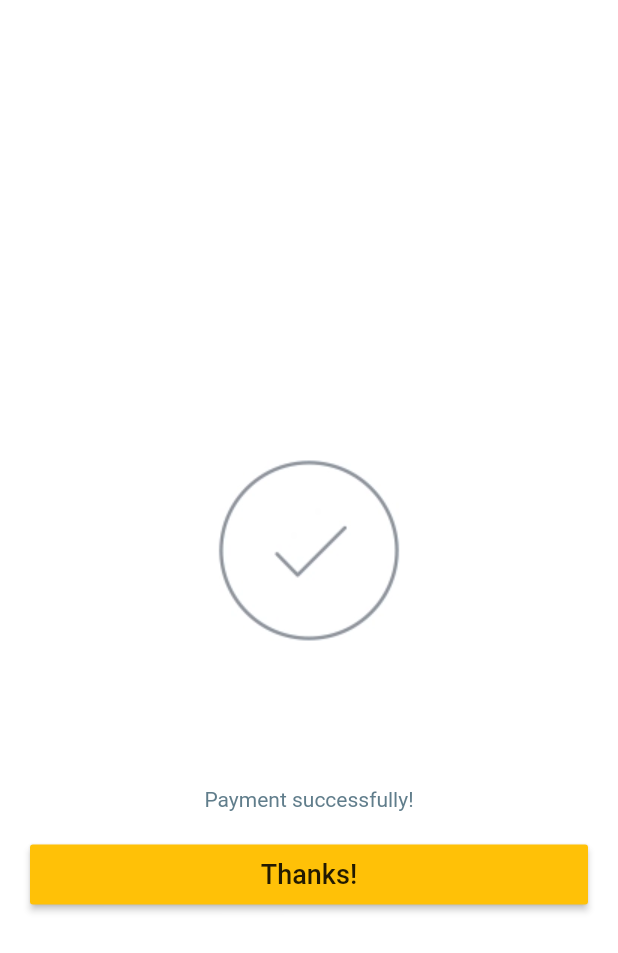
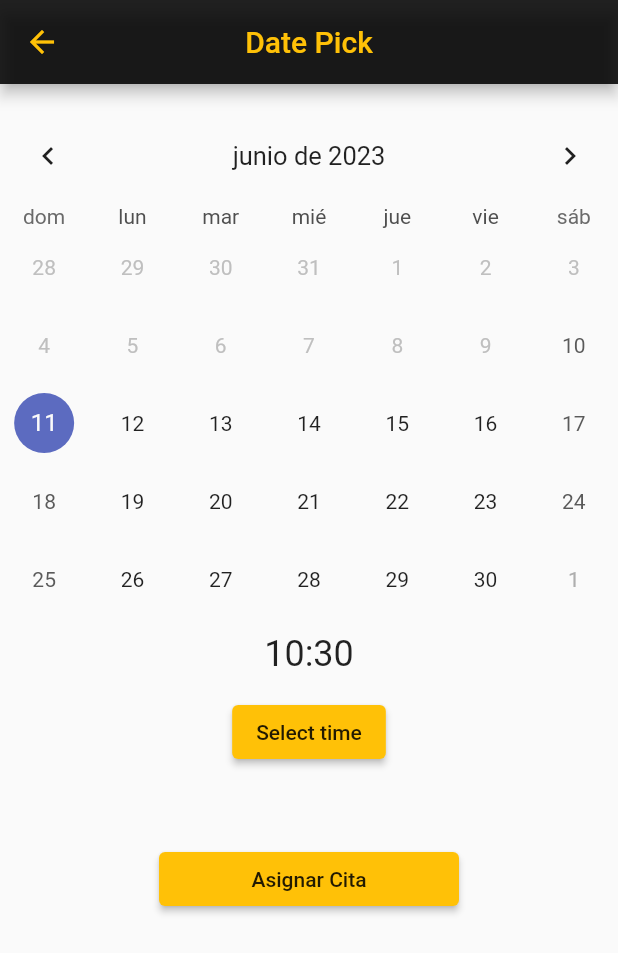
Before and after one commit to Geuberth/BeardCare, a Flutter app: the Payment screen opened by its route, after a tap on "Pay", on a phone screen of 412 x 824 dp. Shown: the top 953 px of the screen. Run offline on Flutter 3.47's test engine with Material 2 defaults, Android fonts, the phone set to English and light mode, and no system bars; drawn by our look-alikes of table_calendar; our stand-ins replace image_picker, intl_phone_field, sqflite; accounts and stored records are empty; network calls fail.

Commit message:
Se agrego selecion de cita y cosas esteticas

```diff
--- a/lib/providers/barbers_provider.dart
+++ b/lib/providers/barbers_provider.dart
@@ -2,7 +2,7 @@ import 'package:beardcare/models/barbers.dart';
 import 'package:flutter/foundation.dart';
 
 class BarbersProvider extends ChangeNotifier {
-  late List<Barber> _barbersList = [];
+  late List<Barber> _barbersList = [Barber(id: 1, name: 'benito', qualification: 4,description: 'Barbero especializado con 10 años de experiencia')];
 
   List<Barber> get barbersList => _barbersList;
 
--- a/lib/screens/choose_screen.dart
+++ b/lib/screens/choose_screen.dart
@@ -31,7 +31,7 @@ class _ChooseScreenState extends State<ChooseScreen> {
 
   void redirectPerson() {
     if (isPressed == true) {
-      Navigator.pushNamed(context, '/LoginClient');
+      Navigator.pushNamed(context, '/RegisterClient');
     }
     setState(() {
       isPressed = false;
@@ -40,7 +40,7 @@ class _ChooseScreenState extends State<ChooseScreen> {
 
   void redirectBarber() {
     if (isPressed1 == true) {
-      Navigator.pushNamed(context, '/LoginBarber');
+      Navigator.pushNamed(context, '/RegisterBarber');
     }
     setState(() {
       isPressed1 = false;
@@ -51,7 +51,7 @@ class _ChooseScreenState extends State<ChooseScreen> {
   Widget build(BuildContext context) {
     return SafeArea(
       child: Scaffold(
-        backgroundColor: Colors.grey[400],
+        backgroundColor: Colors.white,
         body: Center(
           child: Column(
             mainAxisAlignment: MainAxisAlignment.center,
--- a/lib/screens/payment.dart
+++ b/lib/screens/payment.dart
@@ -26,8 +26,7 @@ class _PaymentState extends State<Payment> {
 
   @override
   Widget build(BuildContext context) {
-    var screenSize =
-        MediaQuery.of(context).size; //setting the width of the device
+    var screenSize = MediaQuery.of(context).size; //setting the width of the device
     return Scaffold(
       appBar: AppBar(
         centerTitle: true,
@@ -75,7 +74,7 @@ class _PaymentState extends State<Payment> {
                 style: TextStyle(color: Colors.black87),
               ),
               onPressed: () {
-                Navigator.pushNamed(context, '/SuccessPayment');
+                Navigator.pushNamed(context, '/PickDate');
               },
             ),
           )
--- /dev/null
+++ b/lib/screens/pick_date.dart
@@ -0,0 +1,116 @@
+
+import 'package:flutter/material.dart';
+
+import 'package:table_calendar/table_calendar.dart';
+
+
+class DatePickPage extends StatefulWidget {
+  const DatePickPage({Key? key}) : super(key: key);
+
+  @override
+  State<DatePickPage> createState() => _DatePickPageState();
+}
+
+class _DatePickPageState extends State<DatePickPage>{
+
+  DateTime today = DateTime.now();
+  TimeOfDay time = TimeOfDay(hour: 10, minute: 30);
+  void _onDaySelected(DateTime day,DateTime focusedDay){
+    setState((){
+      today = day;
+    });
+  }
+  @override
+  Widget build(BuildContext context) {
+    return Scaffold(
+      appBar: AppBar(
+        backgroundColor: Colors.black87,
+        title: const Text(
+          'Date Pick',
+          style: TextStyle(color: Colors.amber),
+        ),
+        leading: IconButton(
+          onPressed: () {
+            Navigator.pushNamed(context, '/BarberList');
+          },
+          icon: const Icon(
+            Icons.arrow_back,
+            color: Colors.amber,
+          ),
+        ),
+        centerTitle: true,
+      ),
+      body: content(),
+    );
+  }
+
+  Widget content(){
+    final hours = time.hour.toString().padLeft(2,'0');
+    final minutes = time.minute.toString().padLeft(2,'0');
+    return Column(
+      children: [
+        const Text(""),
+        Center(
+          child: TableCalendar(
+              locale: "es_CO",
+              headerStyle: const HeaderStyle(titleCentered:true,formatButtonVisible:false),
+              selectedDayPredicate: (day)=> isSameDay(day, today),
+              focusedDay: DateTime.now(),
+              firstDay: DateTime.utc(2023,06,10),
+              lastDay: DateTime.utc(2023,12,31),
+              onDaySelected: _onDaySelected,
+          ),
+        ),
+        const SizedBox(height: 10),
+        Text(
+          '$hours:$minutes',
+          style: const TextStyle(fontSize: 24),
+        ),
+        const SizedBox(height: 14),
+        ElevatedButton(
+            style: ElevatedButton.styleFrom(primary: Colors.amber,onPrimary: Colors.black87),
+            child: const Text("Select time"),
+            onPressed: () async {
+              TimeOfDay? newTime = await showTimePicker(
+                  context: context,
+                  initialTime: time
+              );
+              if (newTime == null)return;
+              setState(() => time = newTime);
+            },
+            ),
+        const SizedBox(height: 50,),
+        SizedBox(
+          width: 200,
+          child: ElevatedButton(
+              style: ElevatedButton.styleFrom(primary: Colors.amber,onPrimary: Colors.black87),
+              onPressed: () {
+                ScaffoldMessenger.of(context).showSnackBar(
+                     SnackBar(
+                      content: Container(
+                        padding: const EdgeInsets.all(16),
+                        height: 90,
+                          decoration: BoxDecoration(
+                              color: Colors.amber,
+                              borderRadius: BorderRadius.circular(20),
+                          ),
+                          child: Column(
+                            children: const [
+                              Text("¡HECHO!", style: TextStyle(fontSize: 16,color: Colors.black87),),
+                              Text("Se a agendado la cita con exito", style: TextStyle(fontSize: 16,color: Colors.black87),),
+                            ],
+                          )),
+                      behavior: SnackBarBehavior.floating,
+                       backgroundColor: Colors.transparent,
+                       elevation: 0,
+                    ),
+                );
+                Navigator.pushNamed(context, '/SuccessPayment');
+              },
+              child: const Text("Asignar Cita"),
+          ),
+        ),
+      ],
+    );
+  }
+}
--- a/lib/screens/success_screen.dart
+++ b/lib/screens/success_screen.dart
@@ -33,7 +33,7 @@ class _SuccessState extends State<Success> {
                 style: TextStyle(color: Colors.black87,fontSize: 18),
               ),
               onPressed: () {
-                Navigator.pushNamed(context, '/PaymentMethods');
+                Navigator.pushNamed(context, '/BarberList');
               },
             ),
           )
--- a/pubspec.yaml
+++ b/pubspec.yaml
@@ -41,6 +41,8 @@ dependencies:
   sqflite: ^2.0.2+1
   http: ^0.13.4
   flutter_map: ^1.1.1
+  table_calendar: ^3.0.9
+  intl: ^0.18.1
 
 
 dev_dependencies:
@@ -75,6 +77,10 @@ flutter:
     - Assets/triangleLoading.gif
     - Assets/campLoad.gif
     - Assets/Pay_success.gif
+    - Assets/corte1.png
+    - Assets/corte2.png
+    - Assets/corte3.png
+    - Assets/corte4.png
 
   # An image asset can refer to one or more resolution-specific "variants", see
   # https://flutter.dev/assets-and-images/#resolution-aware
```
Also changed, not shown: lib/main.dart (+8 -3 lines), lib/screens/barber_list.dart (+13 -1 lines), lib/screens/mostrar_citas.dart (added, +52 -0 lines), lib/screens/register_screen.dart (+40 -22 lines), lib/screens/worker_profile.dart (+22 -9 lines), Assets/corte1.png (added), Assets/corte2.png (added), Assets/corte3.png (added), Assets/corte4.png (added), pubspec.lock.
